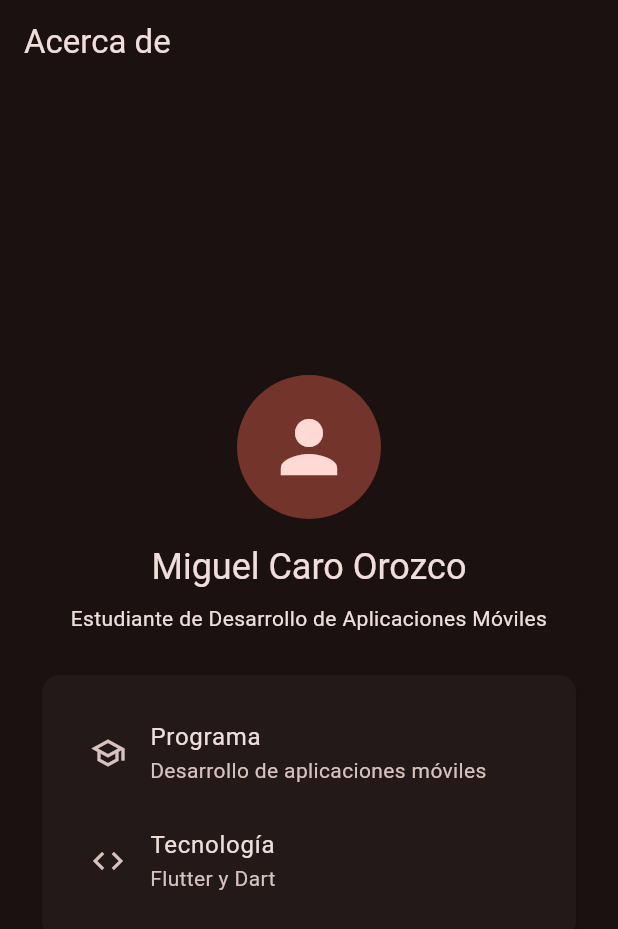
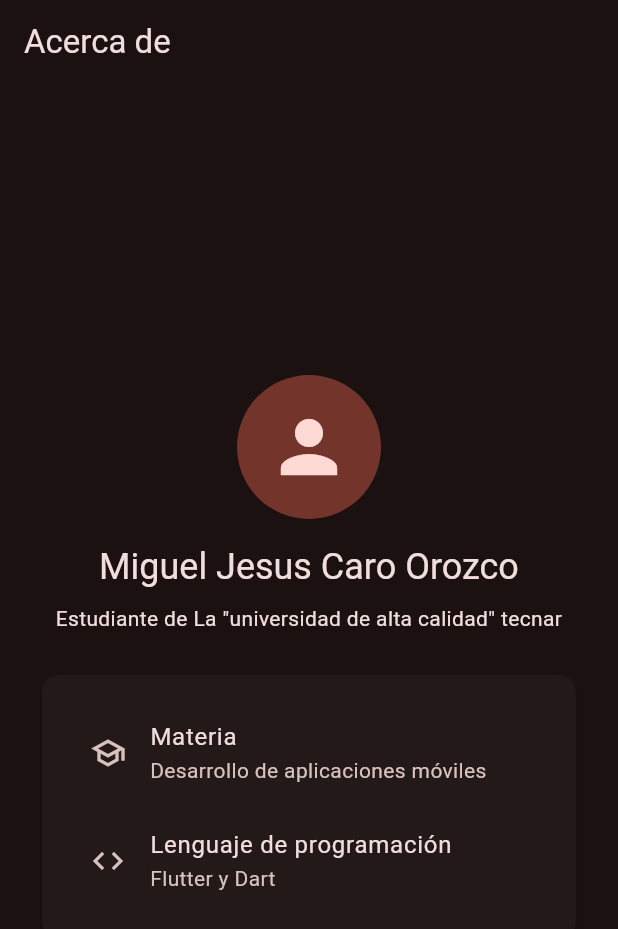
Before and after one commit to Miguelcaroorozco/Devmobil, a Flutter app: the AboutScreen screen opened by its route, on a phone screen of 412 x 824 dp. Shown: the top 929 px of the screen. Run offline on Flutter 3.47's test engine with Material 3 defaults, Android fonts, the phone set to English and light mode, and no system bars; our stand-ins replace go_router.

Commit message:
ajustes alta calidad

```diff
--- a/flutter_navegation/lib/presentation/screen/about/about_screen.dart
+++ b/flutter_navegation/lib/presentation/screen/about/about_screen.dart
@@ -18,12 +18,12 @@ class AboutScreen extends StatelessWidget {
               ),
               const SizedBox(height: 16),
               Text(
-                'Miguel Caro Orozco',
+                'Miguel Jesus Caro Orozco',
                 style: Theme.of(context).textTheme.headlineSmall,
               ),
               const SizedBox(height: 8),
               const Text(
-                'Estudiante de Desarrollo de Aplicaciones Móviles',
+                'Estudiante de La "universidad de alta calidad" tecnar',
                 textAlign: TextAlign.center,
               ),
               const SizedBox(height: 24),
@@ -34,12 +34,12 @@ class AboutScreen extends StatelessWidget {
                     children: [
                       ListTile(
                         leading: Icon(Icons.school_outlined),
-                        title: Text('Programa'),
+                        title: Text('Materia'),
                         subtitle: Text('Desarrollo de aplicaciones móviles'),
                       ),
                       ListTile(
                         leading: Icon(Icons.code),
-                        title: Text('Tecnología'),
+                        title: Text('Lenguaje de programación'),
                         subtitle: Text('Flutter y Dart'),
                       ),
                     ],
```
